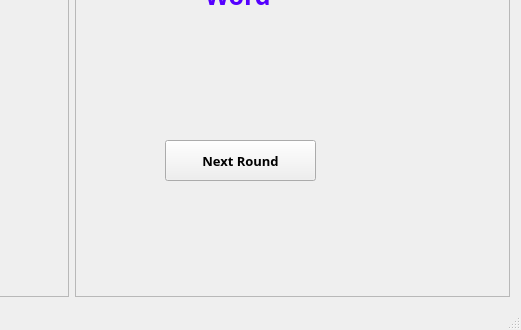
The window that GUI+Client/GUI+Client/showPointsWindow.ui (RobyDoge/Burning-Legion) describes before a commit, drawn with Qt 5; both pictures show x 378 to 899 and y 248 to 578 of the 899 by 578 pixel window.
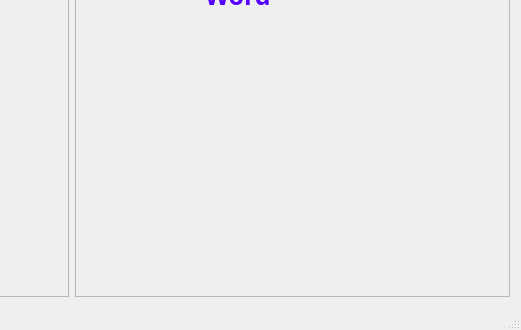
The same window after the commit.

Commit message: Sending and receiving points vector

```diff
--- a/GUI+Client/GUI+Client/showPointsWindow.ui
+++ b/GUI+Client/GUI+Client/showPointsWindow.ui
@@ -114,44 +114,6 @@
       <property name="frameShadow">
        <enum>QFrame::Raised</enum>
       </property>
-      <widget class="QPushButton" name="nextButton">
-       <property name="geometry">
-        <rect>
-         <x>90</x>
-         <y>360</y>
-         <width>151</width>
-         <height>41</height>
-        </rect>
-       </property>
-       <property name="font">
-        <font>
-         <family>Yu Gothic UI Semibold</family>
-         <pointsize>10</pointsize>
-         <bold>true</bold>
-        </font>
-       </property>
-       <property name="styleSheet">
-        <string notr="true">QPushButton#backButton {
-    background-color:qlineargradient(spread:pad, x1:0, y1:1, x2:1, y2:0, stop:0 rgba(244, 92, 92, 233), stop:0.994318 rgba(97, 67, 255, 209));
-    border-radius: 5px;
-    color:rgb(255, 255, 255);
-}
-
-QPushButton#backButton:hover {
-     background-color:qlineargradient(spread:pad, x1:0, y1:1, x2:1, y2:0, stop:0 rgba(239, 123, 0, 239), stop:0.994318 rgba(255, 146, 235, 246));
-}
-
-QPushButton#backButton:pressed {
-    padding-left: 5px;
-    padding-right: 5px;
-    background-color: rgb(164, 162, 253)
-}
-</string>
-       </property>
-       <property name="text">
-        <string>Next Round</string>
-       </property>
-      </widget>
       <widget class="QLabel" name="label">
        <property name="geometry">
         <rect>
```
The commit also changes 10 other files.
